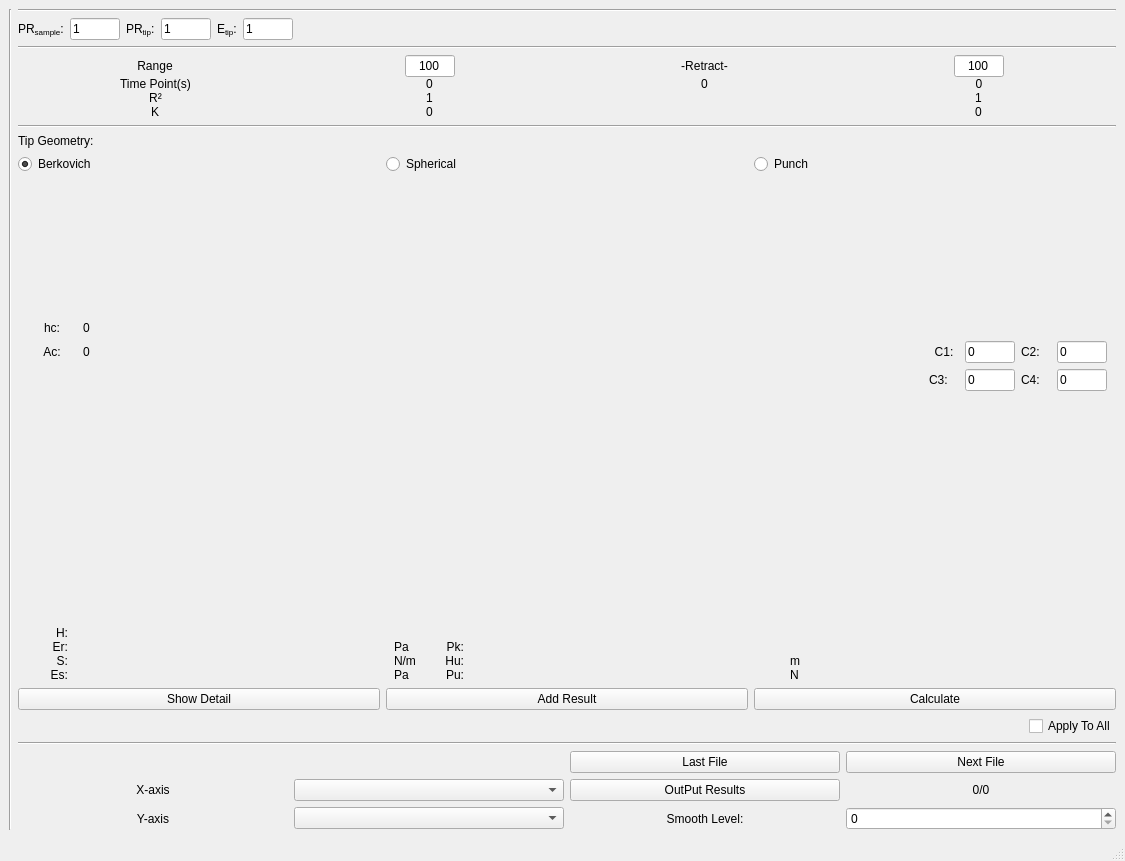
Above: UI_Maincopy.ui from caowen2211891/SouthernUSAFM before the change. Below: the same form after it.
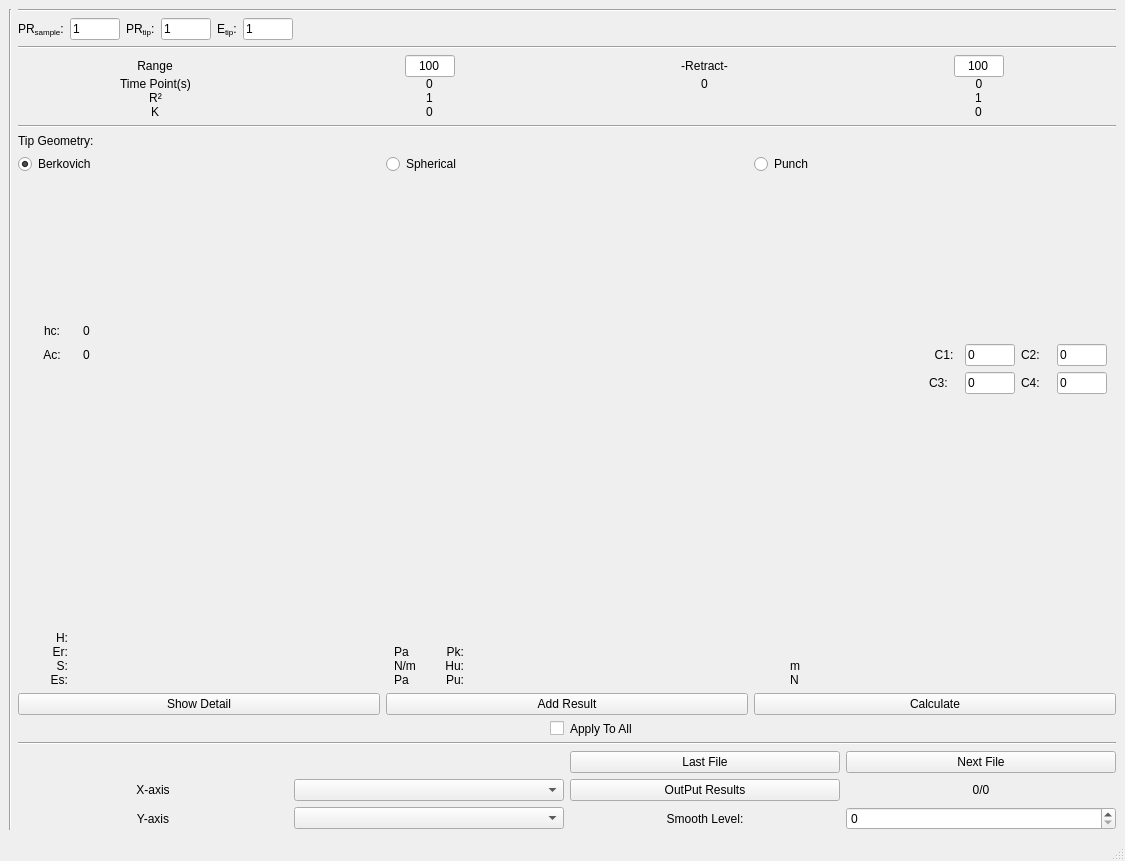
That is the form after the change.

```diff
--- a/UI_Maincopy.ui
+++ b/UI_Maincopy.ui
@@ -1048,13 +1048,27 @@
           </item>
          </layout>
         </item>
-        <item alignment="Qt::AlignRight">
+        <item>
+         <layout class="QHBoxLayout" name="horizontalLayout_8">
+          <item>
          <widget class="QCheckBox" name="checkBoxApplyToAll">
+            <property name="layoutDirection">
+             <enum>Qt::RightToLeft</enum>
+            </property>
+            <property name="text">
+             <string/>
+            </property>
+           </widget>
+          </item>
+          <item>
+           <widget class="QLabel" name="checkBoxApplyToAllTips">
           <property name="text">
            <string>Apply To All</string>
           </property>
          </widget>
         </item>
+         </layout>
+        </item>
         <item>
          <widget class="Line" name="line_2">
           <property name="orientation">
```
Left out of the diff: 2 changed lines with no effect on the pictures. Lines whose indentation alone changed are shown as unchanged.
